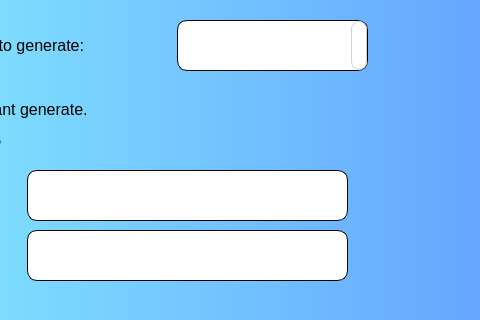
Old version of the form mainwindow.ui in the repository jedla97/CPPRNG; both pictures show x 243 to 723 and y 0 to 320 of the 723 by 543 pixel window.
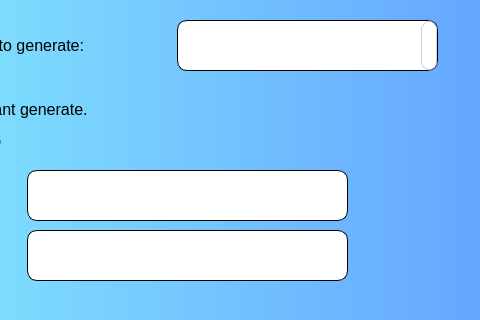
New version of the form. Icons and pictures are not drawn.

```diff
--- a/mainwindow.ui
+++ b/mainwindow.ui
@@ -524,8 +524,9 @@
 QComboBox::drop-down {
 border: 1px solid #D3D3D3;
 border-radius: 8px;
-background: white;
- }
+
+}
+
 QComboBox::down-arrow {
 padding: 0px 5px 0px 5px;
 image: url(&quot;downicon.png&quot;);
@@ -642,7 +643,7 @@
      <rect>
       <x>420</x>
       <y>20</y>
-      <width>191</width>
+      <width>261</width>
       <height>51</height>
      </rect>
     </property>
@@ -653,7 +654,7 @@
      <enum>Qt::LeftToRight</enum>
     </property>
     <property name="autoFillBackground">
-     <bool>false</bool>
+     <bool>true</bool>
     </property>
     <property name="styleSheet">
      <string notr="true">font: 12pt &quot;Arial&quot;;
```
Left out of the diff: 9 changed lines with no effect on the pictures.
